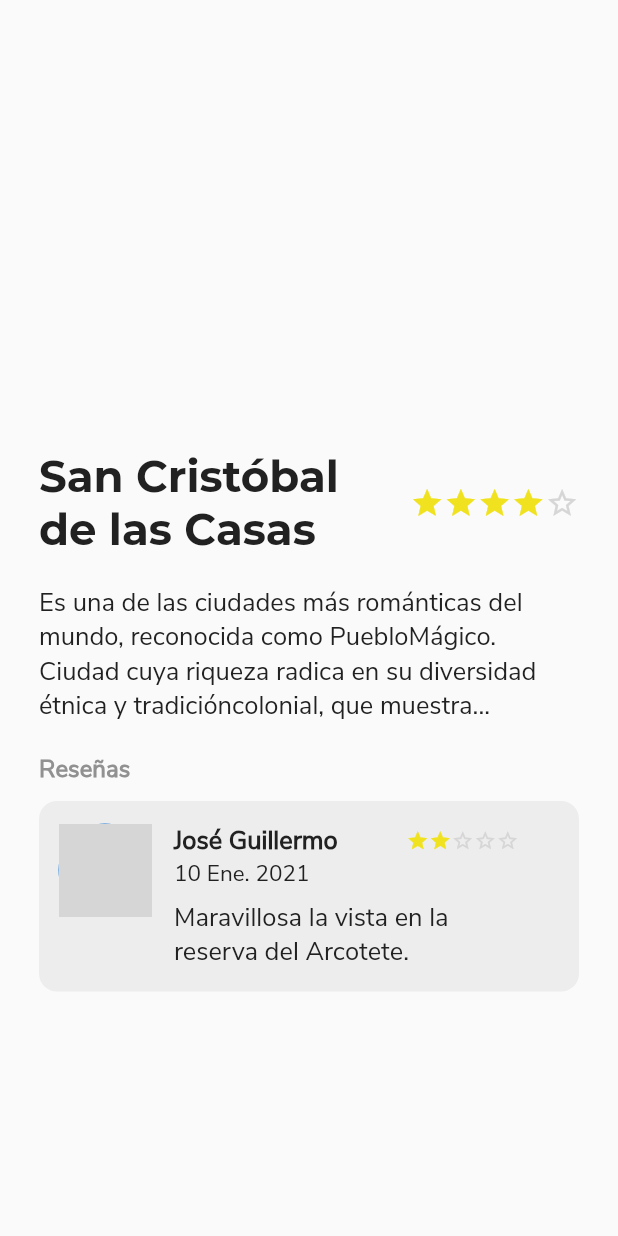
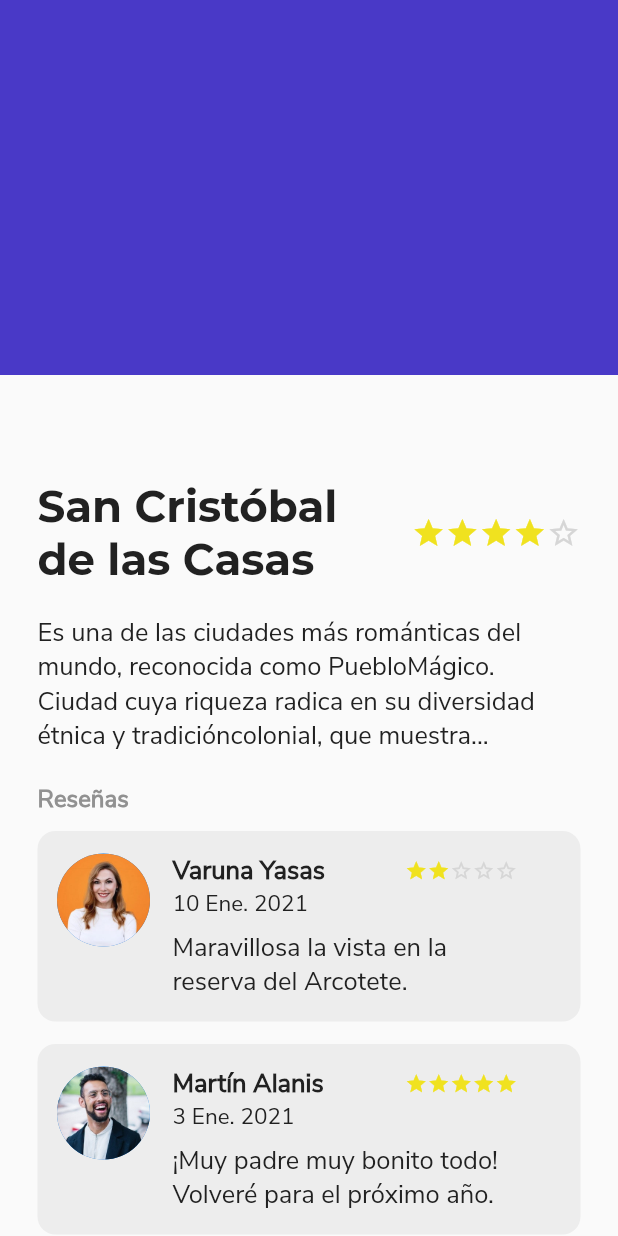
Before and after one commit to josegpulido/flutter-examples, a Flutter app: the screen it shows after launch, on a phone screen of 412 x 824 dp. Run offline on Flutter 3.47's test engine with Material 2 defaults, Android fonts, the phone set to English and light mode, and no system bars; grey boxes are pictures that could not be loaded.

Commit message:
Implementando List View, Review List y Stack Widget

```diff
--- /dev/null
+++ b/cuintle_app/lib/components/horizontal-carousel.widget.dart
@@ -0,0 +1,11 @@
+// Required imports
+import 'package:flutter/material.dart';
+
+class HorizontalCarousel extends StatelessWidget {
+
+  // Main Widget
+  @override
+  Widget build(BuildContext context) {
+    return null;
+  }
+}
--- a/cuintle_app/lib/components/review.widget.dart
+++ b/cuintle_app/lib/components/review.widget.dart
@@ -24,7 +24,7 @@ class Review extends StatelessWidget {
       width: 62.0,
       height: 62.0,
       child: CircleAvatar(
-        backgroundImage: NetworkImage(photoUrl)
+        backgroundImage: AssetImage(photoUrl)
       )
     );
 
@@ -96,7 +96,7 @@ class Review extends StatelessWidget {
       ),
       margin: EdgeInsets.only(
         top: 10.0,
-        bottom: 10.0
+        bottom: 5.0
       ),
       padding: EdgeInsets.only(
         left: 13.0,
--- a/cuintle_app/lib/main.dart
+++ b/cuintle_app/lib/main.dart
@@ -24,17 +24,22 @@ class MyApp extends StatelessWidget {
         fontFamily: 'Nunito Sans'
       ),
       home: Scaffold(
-        body: Container(
+        body: Stack(
+          children: <Widget> [
+            ListView(
+              children: [
+                Container(
+                  width: double.infinity,
                   margin: EdgeInsets.only(
-            left: 26.0,
-            right: 26.0
+                    left: 25.0,
+                    right: 25.0
                   ),
                   child: Column(
                     children: [
                       Container(
                         width: double.infinity,
                         margin: EdgeInsets.only(
-                  top: 300.0
+                          top: 320.0
                         ),
                         child: DescriptionPlace(
                           'San Cristóbal de las Casas',
@@ -55,15 +60,30 @@ class MyApp extends StatelessWidget {
                         )
                       ),
                       Review(
-                  'https://lh3.googleusercontent.com/ogw/ADGmqu8Hb4ACV7Fz206-PHtYP3s5xTUJBFBw8gpkfcdYKg=s192-c-mo',
-                  'José Guillermo',
+                        'assets/images/users/image_profile_1.jpg',
+                        'Varuna Yasas',
                         '10 Ene. 2021',
                         'Maravillosa la vista en la reserva del Arcotete.',
                         2
                       ),
-
-            ],
+                      Review(
+                        'assets/images/users/image_profile_2.jpg',
+                        'Martín Alanis',
+                        '3 Ene. 2021',
+                        '¡Muy padre muy bonito todo! Volveré para el próximo año.',
+                        5
+                      )
+                    ]
+                  )
+                )
+              ]
             ),
+            Container(
+              width: double.infinity,
+              height: 250.0,
+              color: Color(0xFF4939c7)
+            )
+          ]
         )
       )
     );
```
Also changed, not shown: cuintle_app/pubspec.yaml (+3 -7 lines), 2 other files. Lines whose indentation alone changed are shown as unchanged.
